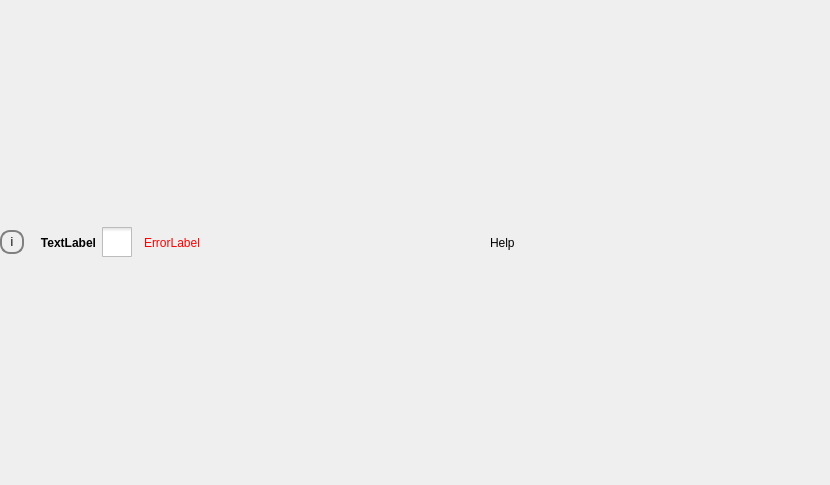
First picture: the form in lfb_regeneration_wildlife_impact/gui/form/boolean.ui, repository b-lack/qgis-fim-plugin, before the edit.
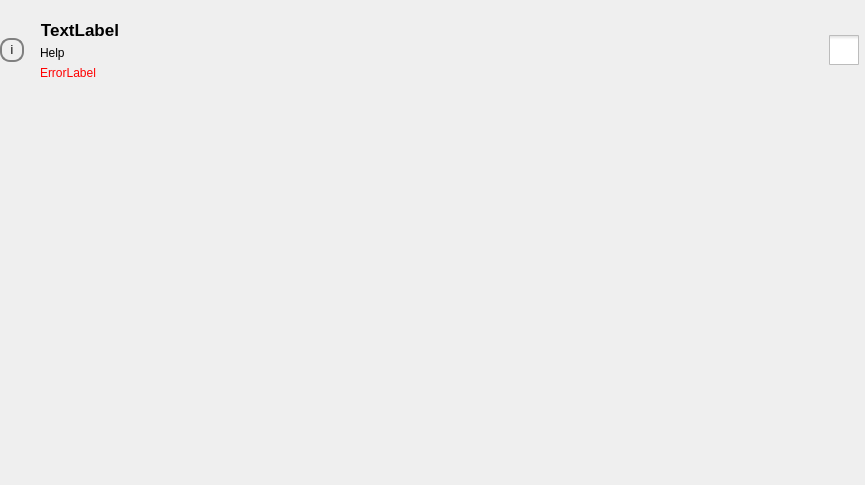
Second picture: the form after the edit.

Diff of the .ui file:
```diff
--- a/lfb_regeneration_wildlife_impact/gui/form/boolean.ui
+++ b/lfb_regeneration_wildlife_impact/gui/form/boolean.ui
@@ -6,7 +6,7 @@
    <rect>
     <x>0</x>
     <y>0</y>
-    <width>830</width>
+    <width>865</width>
     <height>485</height>
    </rect>
   </property>
@@ -19,7 +19,7 @@
   <property name="windowTitle">
    <string>Form</string>
   </property>
-  <layout class="QGridLayout" name="gridLayout">
+  <layout class="QFormLayout" name="formLayout">
    <property name="leftMargin">
     <number>0</number>
    </property>
@@ -32,8 +32,8 @@
    <property name="bottomMargin">
     <number>20</number>
    </property>
-   <item row="0" column="0">
-    <layout class="QHBoxLayout" name="horizontalLayout_3">
+   <item row="0" column="0" colspan="2">
+    <layout class="QHBoxLayout" name="horizontalLayout">
      <item>
       <widget class="QPushButton" name="lfbTextFieldDescriptionBtn">
        <property name="sizePolicy">
@@ -57,6 +57,8 @@
       </widget>
      </item>
      <item>
+      <layout class="QVBoxLayout" name="verticalLayout">
+       <item>
       <widget class="QLabel" name="lfbTextFieldLabel">
        <property name="sizePolicy">
         <sizepolicy hsizetype="Fixed" vsizetype="Preferred">
@@ -66,6 +68,7 @@
        </property>
        <property name="font">
         <font>
+           <pointsize>13</pointsize>
          <weight>75</weight>
          <bold>true</bold>
          <underline>false</underline>
@@ -83,6 +86,25 @@
       </widget>
      </item>
      <item>
+        <widget class="QLabel" name="lfbTextFieldHelp">
+         <property name="text">
+          <string>Help</string>
+         </property>
+        </widget>
+       </item>
+       <item>
+        <widget class="QLabel" name="lfbTextFieldError">
+         <property name="styleSheet">
+          <string notr="true">color: red;</string>
+         </property>
+         <property name="text">
+          <string>ErrorLabel</string>
+         </property>
+        </widget>
+       </item>
+      </layout>
+     </item>
+     <item>
       <widget class="QCheckBox" name="lfbCheckBox">
        <property name="sizePolicy">
         <sizepolicy hsizetype="Fixed" vsizetype="Fixed">
@@ -112,23 +134,6 @@
        </property>
       </widget>
      </item>
-     <item>
-      <widget class="QLabel" name="lfbTextFieldError">
-       <property name="styleSheet">
-        <string notr="true">color: red;</string>
-       </property>
-       <property name="text">
-        <string>ErrorLabel</string>
-       </property>
-      </widget>
-     </item>
-     <item>
-      <widget class="QLabel" name="lfbTextFieldHelp">
-       <property name="text">
-        <string>Help</string>
-       </property>
-      </widget>
-     </item>
     </layout>
    </item>
   </layout>
```
Lines whose indentation alone changed are shown as unchanged.
